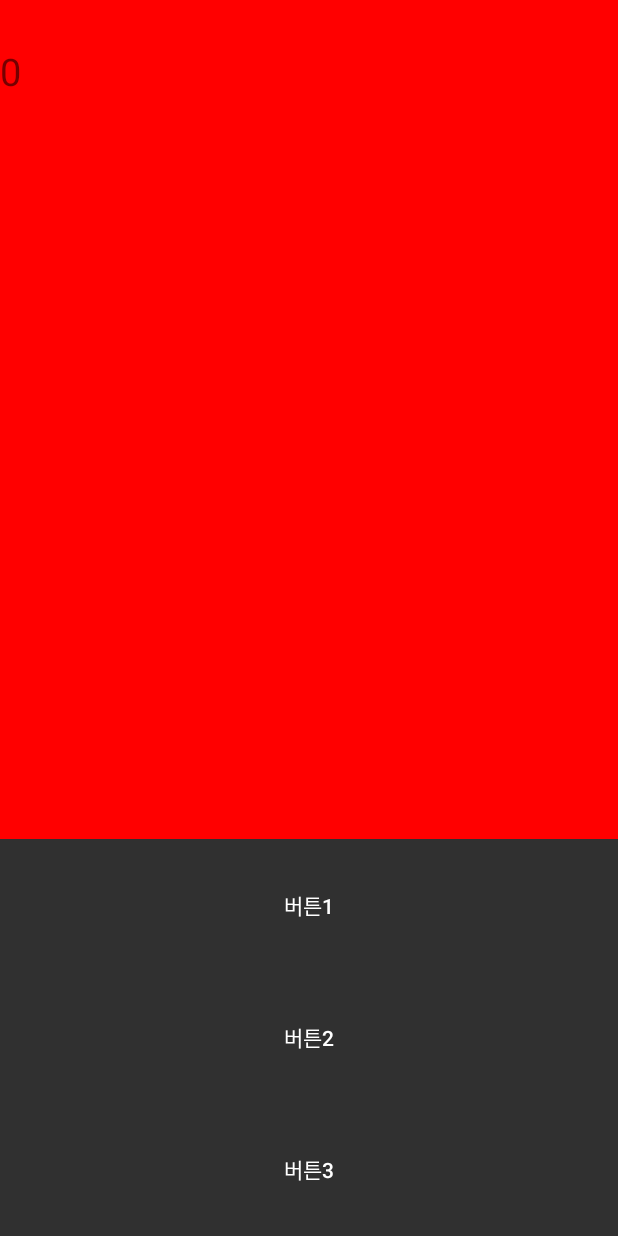
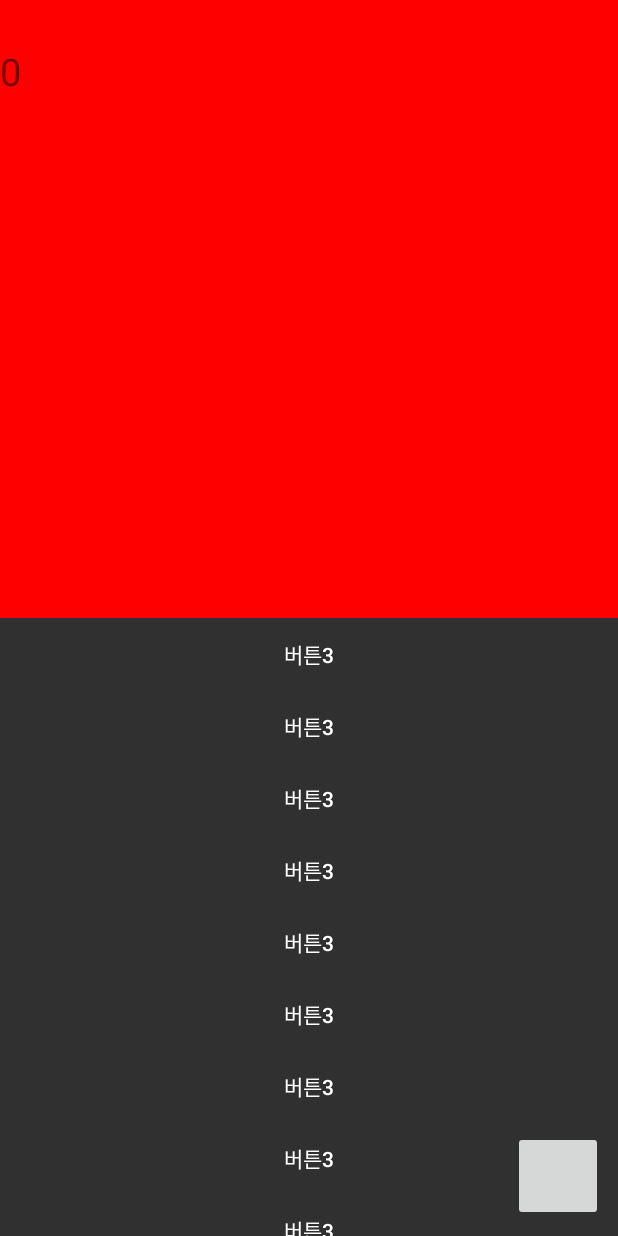
Before and after one commit to nypark/RollTheDev, an Android app: the screen it shows after launch (MainActivity), on a phone screen of 412 x 824 dp. Run offline under Robolectric (Android 15) with nearby library versions, the phone set to English and light mode, and no system bars.

Commit message:
Separate MenuHandler from MainActivity, scroll view

```diff
--- a/app/src/main/java/com/khu/r3turn/rollthedev/MainActivity.java
+++ b/app/src/main/java/com/khu/r3turn/rollthedev/MainActivity.java
@@ -3,57 +3,37 @@ package com.khu.r3turn.rollthedev;
 import android.support.v7.app.AppCompatActivity;
 import android.os.Bundle;
 import android.view.View;
-import android.view.View.OnClickListener;
-import android.widget.Button;
-import android.widget.ViewSwitcher;
 import android.widget.RelativeLayout;
 
 
 
 public class MainActivity extends AppCompatActivity {
-    Button menuEqu, menuDev, menuCon;
     GameHandler gameHandler = null;
     RelativeLayout devScreen = null;
-    @Override
+    MenuHandler menuHandler = null;
+        @Override
     protected void onCreate(Bundle savedInstanceState) {
+
         super.onCreate(savedInstanceState);
         setContentView(R.layout.activity_main);
-        /*menuEqu = (Button) findViewById(R.id.button);
-        menuDev = (Button) findViewById(R.id.button2);
-        menuCon = (Button) findViewById(R.id.button3);
-
-        menuEqu.setOnClickListener(new OnClickListener() {
-            @Override
-            public void onClick(View arg0) {
-            }
-        });
-        menuDev.setOnClickListener(new OnClickListener() {
-            @Override
-            public void onClick(View arg0) {
-            }
-        });
-        menuCon.setOnClickListener(new OnClickListener() {
-            @Override
-            public void onClick(View arg0) {
-            }
-        });
-*/
         //initialize
         init();
 
         //add onClickListener to increase code line number
-        /*devScreen.setOnClickListener(new View.OnClickListener() {
+        devScreen.setOnClickListener(new View.OnClickListener() {
             @Override
             public void onClick(View v) {
                 gameHandler.addCodeLine();
             }
-        });*/
+        });
     }
 
     //initialize properties
     public void init() {
-        //devScreen = (RelativeLayout) findViewById(R.id.DevScreen);
-        //gameHandler = new GameHandler(devScreen);
+        devScreen = (RelativeLayout) findViewById(R.id.DevScreen);
+        gameHandler = new GameHandler(devScreen);
+
+        menuHandler = new MenuHandler(this);
     }
 
 }
--- /dev/null
+++ b/app/src/main/java/com/khu/r3turn/rollthedev/MenuHandler.java
@@ -0,0 +1,49 @@
+package com.khu.r3turn.rollthedev;
+
+import android.app.Activity;
+import android.view.View;
+import android.widget.Button;
+import android.widget.ImageButton;
+import android.view.ViewGroup;
+import android.view.View.OnClickListener;
+
+/**
+ * Created by yb on 2016-06-15.
+ */
+public class MenuHandler {
+    Activity ctx;
+    View mainPanelLayout = null;
+    View scrollPanelLayout = null;
+    Button menuEquButton, menuDevButton, menuConButton;
+    ImageButton menuBackToMainButton;
+    View.OnClickListener panelListener = new View.OnClickListener() {
+        @Override
+        public void onClick(View arg0) {
+            mainPanelLayout.setVisibility(View.GONE);
+            scrollPanelLayout.setVisibility(View.VISIBLE);
+        }
+    };
+    MenuHandler (Activity ctx) {
+        this.ctx = ctx;
+        mainPanelLayout = ctx.findViewById(R.id.mainPanel);
+        scrollPanelLayout = ctx.findViewById(R.id.scrollPanel);
+        //panel layout
+        menuEquButton = (Button) ctx.findViewById(R.id.button);
+        menuDevButton = (Button) ctx.findViewById(R.id.button2);
+        menuConButton = (Button) ctx.findViewById(R.id.button3);
+
+        menuBackToMainButton = (ImageButton) ctx.findViewById(R.id.backToMainButton);
+
+        menuEquButton.setOnClickListener(panelListener);
+        menuDevButton.setOnClickListener(panelListener);
+        menuConButton.setOnClickListener(panelListener);
+        menuBackToMainButton.setOnClickListener(new OnClickListener() {
+            @Override
+            public void onClick(View v) {
+                scrollPanelLayout.setVisibility(View.GONE);
+                mainPanelLayout.setVisibility(View.VISIBLE);
+            }
+        });
+    }
+
+}
--- a/app/src/main/res/layout/activity_main.xml
+++ b/app/src/main/res/layout/activity_main.xml
@@ -10,17 +10,11 @@
 
     <RelativeLayout
         android:id="@+id/DevScreen"
-        android:layout_width="fill_parent"
-        android:layout_height="fill_parent"
+        android:layout_width="match_parent"
+        android:layout_height="match_parent"
         android:layout_gravity="center_horizontal"
         android:background="#FF0000"
         android:layout_weight="0.50">
-        <ImageView
-            android:id="@+id/DevImg"
-            android:layout_width="wrap_content"
-            android:layout_height="wrap_content"
-            android:clickable="true"
-            />
 
         <TextView
             android:id="@+id/codeLineText"
@@ -32,39 +26,33 @@
             android:text="@string/codeLine_default"
             />
     </RelativeLayout>
+
     <LinearLayout
+        android:id="@+id/mainPanel"
         android:orientation="vertical"
         android:layout_width="match_parent"
-        android:layout_height="530dp"
-        android:layout_below="@+id/DevScreen"
-        android:layout_alignParentLeft="true"
-        android:layout_alignParentStart="true"
-        android:weightSum="3"
-        android:layout_weight="0.50">
-
+        android:layout_height="match_parent"
+        android:layout_weight="0.5"
+        android:visibility="gone">
         <LinearLayout
             android:orientation="vertical"
-            android:layout_width="fill_parent"
-            android:layout_height="wrap_content"
-            android:layout_gravity="center_horizontal"
-            android:layout_weight="1">
+            android:layout_width="match_parent"
+            android:layout_height="match_parent"
+            android:layout_below="@+id/DevScreen"
+            android:layout_alignParentLeft="true"
+            android:layout_alignParentStart="true"
+            android:weightSum="3"
+            android:layout_weight="0.50"
+            android:visibility="visible">
 
             <Button
-                android:layout_width="fill_parent"
-                android:layout_height="fill_parent"
+                android:layout_width="match_parent"
+                android:layout_height="match_parent"
                 android:text="버튼1"
                 android:id="@+id/button"
                 android:background="@color/background_material_dark"
-                android:textColor="@color/abc_primary_text_material_dark" />
-
-        </LinearLayout>
-
-        <LinearLayout
-            android:orientation="vertical"
-            android:layout_width="fill_parent"
-            android:layout_height="wrap_content"
-            android:layout_gravity="center_horizontal"
-            android:layout_weight="1">
+                android:textColor="@color/abc_primary_text_material_dark"
+                android:layout_weight="1" />
 
             <Button
                 android:layout_width="fill_parent"
@@ -72,23 +60,126 @@
                 android:text="버튼2"
                 android:id="@+id/button2"
                 android:background="@color/background_material_dark"
-                android:textColor="@color/abc_primary_text_disable_only_material_dark" />
+                android:textColor="@color/abc_primary_text_disable_only_material_dark"
+                android:layout_weight="1" />
+
+            <Button
+                android:layout_width="match_parent"
+                android:layout_height="match_parent"
+                android:text="버튼3"
+                android:id="@+id/button3"
+                android:background="@color/background_material_dark"
+                android:textColor="@color/abc_primary_text_material_dark"
+                android:layout_weight="1" />
+
         </LinearLayout>
+    </LinearLayout>
+    <RelativeLayout
+        android:id="@+id/scrollPanel"
+        android:layout_width="match_parent"
+        android:layout_height="match_parent"
+        android:visibility="visible"
+        android:layout_weight="0.5">
 
         <LinearLayout
             android:orientation="vertical"
-            android:layout_width="fill_parent"
-            android:layout_height="wrap_content"
-            android:layout_weight="1">
+            android:layout_width="match_parent"
+            android:layout_height="match_parent">
 
-            <Button
-                android:layout_width="fill_parent"
-                android:layout_height="fill_parent"
-                android:text="버튼3"
-                android:id="@+id/button3"
-                android:background="@color/background_material_dark"
-                android:textColor="@color/abc_primary_text_material_dark" />
+            <ScrollView
+                android:layout_width="match_parent"
+                android:layout_height="match_parent"
+                android:id="@+id/scrollView"
+                android:fillViewport="true">
+                <LinearLayout
+                    android:layout_width="match_parent"
+                    android:layout_height="match_parent"
+                    android:orientation="vertical">
+                    <Button
+                        android:layout_width="match_parent"
+                        android:layout_height="wrap_content"
+                        android:text="버튼3"
+                        android:background="@color/background_material_dark"
+                        android:textColor="@color/abc_primary_text_material_dark"
+                        />
+                    <Button
+                        android:layout_width="match_parent"
+                        android:layout_height="wrap_content"
+                        android:text="버튼3"
+                        android:background="@color/background_material_dark"
+                        android:textColor="@color/abc_primary_text_material_dark"
+                        /><Button
+                    android:layout_width="match_parent"
+                    android:layout_height="wrap_content"
+                    android:text="버튼3"
+                    android:background="@color/background_material_dark"
+                    android:textColor="@color/abc_primary_text_material_dark"
+                    /><Button
+                    android:layout_width="match_parent"
+                    android:layout_height="wrap_content"
+                    android:text="버튼3"
+                    android:background="@color/background_material_dark"
+                    android:textColor="@color/abc_primary_text_material_dark"
+                    /><Button
+                    android:layout_width="match_parent"
+                    android:layout_height="wrap_content"
+                    android:text="버튼3"
+                    android:background="@color/background_material_dark"
+                    android:textColor="@color/abc_primary_text_material_dark"
+                    /><Button
+                    android:layout_width="match_parent"
+                    android:layout_height="wrap_content"
+                    android:text="버튼3"
+                    android:background="@color/background_material_dark"
+                    android:textColor="@color/abc_primary_text_material_dark"
+                    /><Button
+                    android:layout_width="match_parent"
+                    android:layout_height="wrap_content"
+                    android:text="버튼3"
+                    android:background="@color/background_material_dark"
+                    android:textColor="@color/abc_primary_text_material_dark"
+                    /><Button
+                    android:layout_width="match_parent"
+                    android:layout_height="wrap_content"
+                    android:text="버튼3"
+                    android:background="@color/background_material_dark"
+                    android:textColor="@color/abc_primary_text_material_dark"
+                    /><Button
+                    android:layout_width="match_parent"
+                    android:layout_height="wrap_content"
+                    android:text="버튼3"
+                    android:background="@color/background_material_dark"
+                    android:textColor="@color/abc_primary_text_material_dark"
+                    /><Button
+                    android:layout_width="match_parent"
+                    android:layout_height="wrap_content"
+                    android:text="버튼3"
+                    android:background="@color/background_material_dark"
+                    android:textColor="@color/abc_primary_text_material_dark"
+                    />
+
+
+
+
+
+
+
+
+
+                </LinearLayout>
+            </ScrollView>
+
         </LinearLayout>
 
-    </LinearLayout>
+        <ImageButton
+            android:id="@+id/backToMainButton"
+            android:layout_width="60dp"
+            android:layout_height="60dp"
+            android:layout_alignParentBottom="true"
+            android:layout_alignParentRight="true"
+            android:layout_marginBottom="10dp"
+            android:layout_marginRight="10dp"
+            />
+    </RelativeLayout>
+
 </LinearLayout>
```
